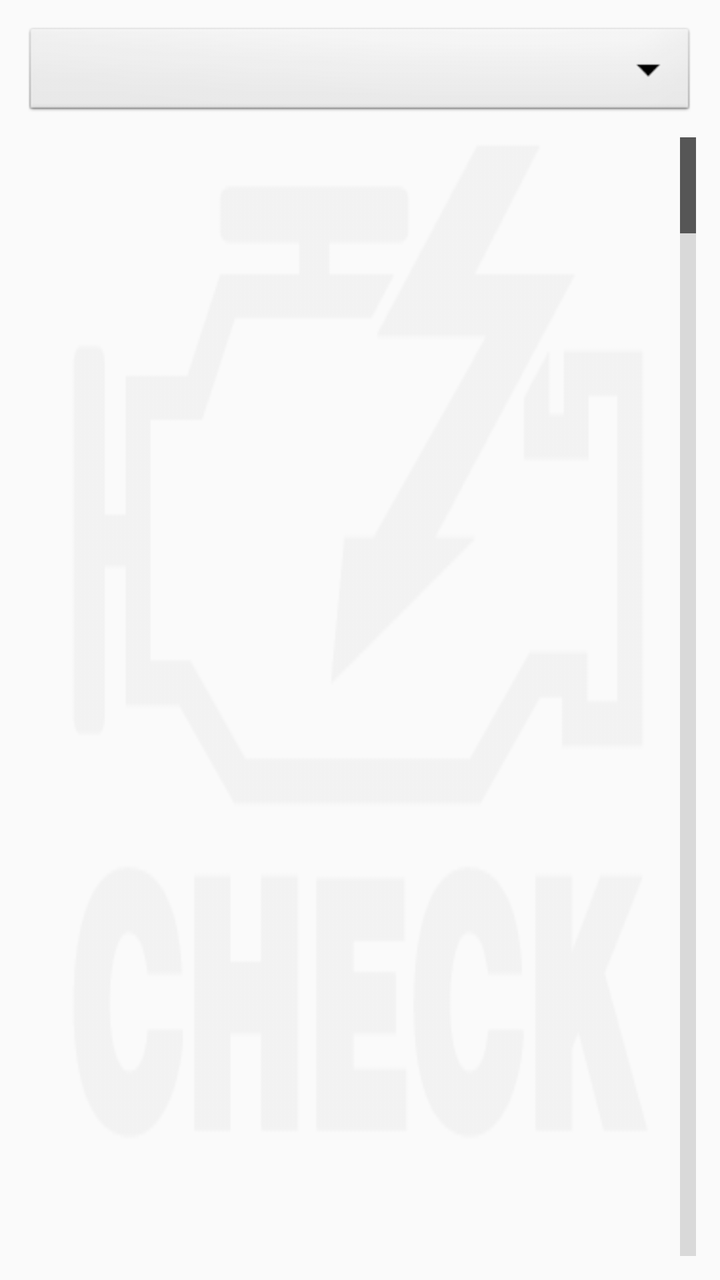
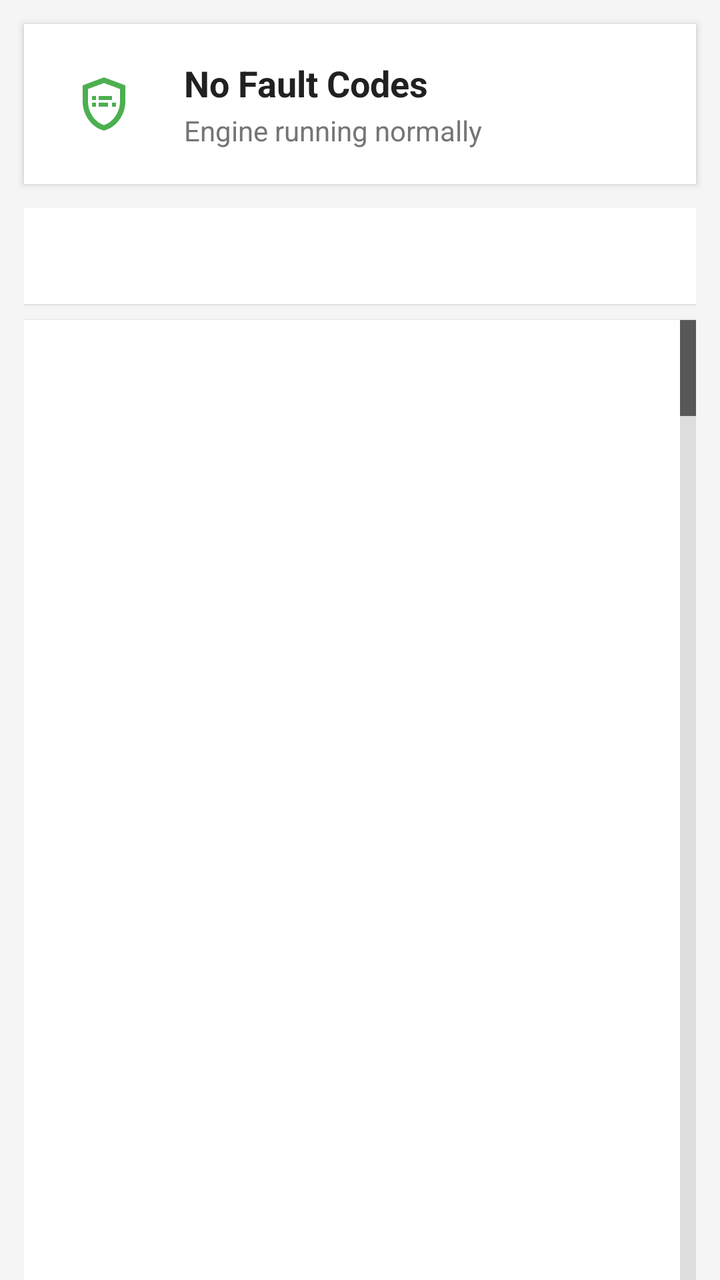

Before-and-after screenshots of an Android layout around one commit, followed by the original layout XML and the change that was made.
<!-- AndroidManifest.xml: application theme AppTheme -->
<!-- res/layout/obd_list.xml -->
<?xml version="1.0" encoding="utf-8" ?>
<FrameLayout
    android:id="@+id/obd_list"
    xmlns:android="http://schemas.android.com/apk/res/android"
    android:layout_width="match_parent"
    android:layout_height="match_parent"
    android:background="@drawable/mil_off" >

    <LinearLayout
        android:layout_width="match_parent"
        android:layout_height="match_parent"
        android:orientation="vertical"
        android:padding="12dp">

        <Spinner
            android:id="@+id/ff_selector"
            android:layout_width="match_parent"
            android:layout_height="wrap_content"
            android:layout_marginBottom="8dp"
            android:prompt="@string/select_fault_code"
            android:spinnerMode="dialog"
            android:visibility="visible"
            android:background="@android:drawable/btn_dropdown"
            android:padding="12dp"
            />

        <ListView
            android:id="@android:id/list"
            android:layout_width="match_parent"
            android:layout_height="match_parent"
            android:layout_gravity="center_horizontal"
            android:choiceMode="multipleChoice"
            android:dividerHeight="1dp"
            android:divider="#E0E0E0"
            android:fastScrollEnabled="true"
            android:paddingStart="8dp"
            android:paddingEnd="8dp"
            android:clipToPadding="false"
            android:scrollbarStyle="outsideOverlay" />

    </LinearLayout>

    
    <Button
        android:id="@+id/clear_codes_button"
        android:layout_width="wrap_content"
        android:layout_height="wrap_content"
        android:layout_gravity="bottom|center_horizontal"
        android:layout_marginBottom="24dp"
        android:text="@string/obd_clearcodes"
        android:drawableLeft="@drawable/ic_delete_24"
        android:drawablePadding="12dp"
        android:paddingStart="24dp"
        android:paddingEnd="24dp"
        android:paddingTop="14dp"
        android:paddingBottom="14dp"
        android:background="@drawable/button_clear_codes"
        android:textColor="@android:color/white"
        android:textSize="16sp"
        android:textStyle="bold"
        android:elevation="4dp"
        android:visibility="gone" />

</FrameLayout>
<!-- resources referenced by this layout -->
<resources>
  <!-- drawable button_clear_codes (drawable) -->
  <?xml version="1.0" encoding="utf-8"?>
  <selector xmlns:android="http://schemas.android.com/apk/res/android">
      
      <item android:state_pressed="true">
          <shape android:shape="rectangle">
              <corners android:radius="24dp"/>
              <solid android:color="#D32F2F"/>
              <padding android:left="24dp" android:right="24dp" android:top="12dp" android:bottom="12dp"/>
          </shape>
      </item>
      
      <item>
          <shape android:shape="rectangle">
              <corners android:radius="24dp"/>
              <solid android:color="#F44336"/>
              <padding android:left="24dp" android:right="24dp" android:top="12dp" android:bottom="12dp"/>
              <stroke android:width="1dp" android:color="#E53935"/>
          </shape>
      </item>
  </selector>
  <!-- drawable ic_delete_24 (drawable) -->
  <vector xmlns:android="http://schemas.android.com/apk/res/android"
      android:width="24dp"
      android:height="24dp"
      android:viewportWidth="24"
      android:viewportHeight="24"
      android:tint="@android:color/white">
      <path
          android:fillColor="@android:color/white"
          android:pathData="M6,19c0,1.1 0.9,2 2,2h8c1.1,0 2,-0.9 2,-2V7H6v12zM19,4h-3.5l-1,-1h-5l-1,1H5v2h14V4z"/>
  </vector>
  <!-- drawable mil_off: png bitmap (drawable, 7061 bytes) -->
  <string name="obd_clearcodes">Clear Codes</string>
  <string name="select_fault_code">Select fault code …</string>
  <style name="AppTheme" parent="Theme.AppCompat.Light.DarkActionBar">
          <item name="android:activatedBackgroundIndicator">@drawable/activated_background</item>
          <item name="actionMenuTextAppearance">@style/MenuTextAppearance</item>
          <item name="android:dropDownListViewStyle">@style/PopupMenuListView</item>
          <item name="windowActionBarOverlay">false</item>
      </style>
  <!-- drawable activated_background (drawable) -->
  <?xml version="1.0" encoding="utf-8"?>
  <selector xmlns:android="http://schemas.android.com/apk/res/android">
      <item android:state_activated="true" android:drawable="@color/row_activated" />
      <item android:drawable="@android:color/transparent" />
  </selector>
  <style name="MenuTextAppearance" parent="TextAppearance.AppCompat.Widget.ActionBar.Menu">
          <item name="android:textSize">16sp</item>
      </style>
  <style name="PopupMenuListView" parent="Widget.AppCompat.ListView.DropDown">
          <item name="android:divider">@android:color/transparent</item>
          <item name="android:dividerHeight">0dp</item>
      </style>
  <color name="row_activated">#80808080</color>
</resources>

<!-- the commit's change to res/layout/obd_list.xml (unified diff, before → after) -->
@@ -1,64 +1,123 @@
 <?xml version="1.0" encoding="utf-8" ?>
-<FrameLayout
+<LinearLayout
     android:id="@+id/obd_list"
     xmlns:android="http://schemas.android.com/apk/res/android"
     android:layout_width="match_parent"
     android:layout_height="match_parent"
-    android:background="@drawable/mil_off" >
+    android:orientation="vertical"
+    android:background="#F5F5F5">
 
+    
     <LinearLayout
+        android:id="@+id/mil_status_card"
         android:layout_width="match_parent"
-        android:layout_height="match_parent"
-        android:orientation="vertical"
-        android:padding="12dp">
+        android:layout_height="wrap_content"
+        android:layout_margin="12dp"
+        android:background="@android:color/white"
+        android:orientation="horizontal"
+        android:padding="16dp"
+        android:elevation="2dp"
+        android:gravity="center_vertical">
 
-        <Spinner
-            android:id="@+id/ff_selector"
-            android:layout_width="match_parent"
+        <ImageView
+            android:id="@+id/mil_status_icon"
+            android:layout_width="48dp"
+            android:layout_height="48dp"
+            android:src="@drawable/ic_check_engine"
+            android:tint="#4CAF50"
+            android:padding="8dp"/>
+
+        <LinearLayout
+            android:layout_width="0dp"
+            android:layout_weight="1"
             android:layout_height="wrap_content"
-            android:layout_marginBottom="8dp"
-            android:prompt="@string/select_fault_code"
-            android:spinnerMode="dialog"
-            android:visibility="visible"
-            android:background="@android:drawable/btn_dropdown"
-            android:padding="12dp"
-            />
+            android:orientation="vertical"
+            android:layout_marginStart="16dp">
 
-        <ListView
-            android:id="@android:id/list"
-            android:layout_width="match_parent"
-            android:layout_height="match_parent"
-            android:layout_gravity="center_horizontal"
-            android:choiceMode="multipleChoice"
-            android:dividerHeight="1dp"
-            android:divider="#E0E0E0"
-            android:fastScrollEnabled="true"
-            android:paddingStart="8dp"
-            android:paddingEnd="8dp"
-            android:clipToPadding="false"
-            android:scrollbarStyle="outsideOverlay" />
+            <TextView
+                android:id="@+id/mil_status_text"
+                android:layout_width="wrap_content"
+                android:layout_height="wrap_content"
+                android:text="No Fault Codes"
+                android:textSize="18sp"
+                android:textColor="#212121"
+                android:textStyle="bold"/>
+
+            <TextView
+                android:id="@+id/mil_status_subtitle"
+                android:layout_width="wrap_content"
+                android:layout_height="wrap_content"
+                android:text="Engine running normally"
+                android:textSize="14sp"
+                android:textColor="#757575"
+                android:layout_marginTop="2dp"/>
+
+        </LinearLayout>
 
     </LinearLayout>
 
     
-    <Button
-        android:id="@+id/clear_codes_button"
-        android:layout_width="wrap_content"
-        android:layout_height="wrap_content"
-        android:layout_gravity="bottom|center_horizontal"
-        android:layout_marginBottom="24dp"
-        android:text="@string/obd_clearcodes"
-        android:drawableLeft="@drawable/ic_delete_24"
-        android:drawablePadding="12dp"
-        android:paddingStart="24dp"
-        android:paddingEnd="24dp"
-        android:paddingTop="14dp"
-        android:paddingBottom="14dp"
-        android:background="@drawable/button_clear_codes"
-        android:textColor="@android:color/white"
-        android:textSize="16sp"
-        android:textStyle="bold"
-        android:elevation="4dp"
-        android:visibility="gone" />
+    <FrameLayout
+        android:layout_width="match_parent"
+        android:layout_height="0dp"
+        android:layout_weight="1">
 
-</FrameLayout>
+        <LinearLayout
+            android:layout_width="match_parent"
+            android:layout_height="match_parent"
+            android:orientation="vertical"
+            android:paddingStart="12dp"
+            android:paddingEnd="12dp">
+
+            <Spinner
+                android:id="@+id/ff_selector"
+                android:layout_width="match_parent"
+                android:layout_height="48dp"
+                android:layout_marginBottom="8dp"
+                android:prompt="@string/select_fault_code"
+                android:spinnerMode="dialog"
+                android:visibility="visible"
+                android:background="@android:color/white"
+                android:padding="12dp"
+                android:elevation="1dp"/>
+
+            <ListView
+                android:id="@android:id/list"
+                android:layout_width="match_parent"
+                android:layout_height="match_parent"
+                android:background="@android:color/white"
+                android:choiceMode="multipleChoice"
+                android:dividerHeight="1dp"
+                android:divider="#E0E0E0"
+                android:fastScrollEnabled="true"
+                android:padding="8dp"
+                android:clipToPadding="false"
+                android:scrollbarStyle="outsideOverlay"
+                android:elevation="1dp"/>
+
+        </LinearLayout>
+
+        
+        <Button
+            android:id="@+id/clear_codes_button"
+            android:layout_width="wrap_content"
+            android:layout_height="wrap_content"
+            android:layout_gravity="bottom|end"
+            android:layout_margin="16dp"
+            android:background="@drawable/button_clear_codes"
+            android:drawableLeft="@drawable/ic_delete_24"
+            android:drawablePadding="12dp"
+            android:text="@string/obd_clearcodes"
+            android:textColor="@android:color/white"
+            android:textSize="16sp"
+            android:textStyle="bold"
+            android:paddingStart="20dp"
+            android:paddingEnd="20dp"
+            android:paddingTop="12dp"
+            android:paddingBottom="12dp"
+            android:elevation="4dp"
+            android:visibility="gone"/>
+
+    </FrameLayout>
+
+</LinearLayout>
<!-- resource entries referenced after the edit -->
@@ -21,6 +21,19 @@
           </shape>
       </item>
   </selector>
+  <!-- drawable ic_check_engine (drawable) -->
+  <vector xmlns:android="http://schemas.android.com/apk/res/android"
+      android:width="24dp"
+      android:height="24dp"
+      android:viewportWidth="24"
+      android:viewportHeight="24">
+      <path
+          android:fillColor="@android:color/white"
+          android:pathData="M12,2L4,5v6.09c0,5.05 3.41,9.76 8,10.91c4.59,-1.15 8,-5.86 8,-10.91V5L12,2zM18,11.09c0,4 -2.55,7.7 -6,8.83c-3.45,-1.13 -6,-4.82 -6,-8.83v-4.7l6,-2.25l6,2.25V11.09z"/>
+      <path
+          android:fillColor="@android:color/white"
+          android:pathData="M7.5,11.5h1.5v1.5h-1.5zM7.5,9h1.5v1.5h-1.5zM10,9h5v1.5h-5zM10,11.5h3.5v1.5h-3.5zM15,11.5h1.5v1.5h-1.5z"/>
+  </vector>
   <!-- drawable ic_delete_24 (drawable) -->
   <vector xmlns:android="http://schemas.android.com/apk/res/android"
       android:width="24dp"
@@ -32,7 +45,6 @@
           android:fillColor="@android:color/white"
           android:pathData="M6,19c0,1.1 0.9,2 2,2h8c1.1,0 2,-0.9 2,-2V7H6v12zM19,4h-3.5l-1,-1h-5l-1,1H5v2h14V4z"/>
   </vector>
-  <!-- drawable mil_off: png bitmap (drawable, 7061 bytes) -->
   <string name="obd_clearcodes">Clear Codes</string>
   <string name="select_fault_code">Select fault code …</string>
   <style name="AppTheme" parent="Theme.AppCompat.Light.DarkActionBar">
